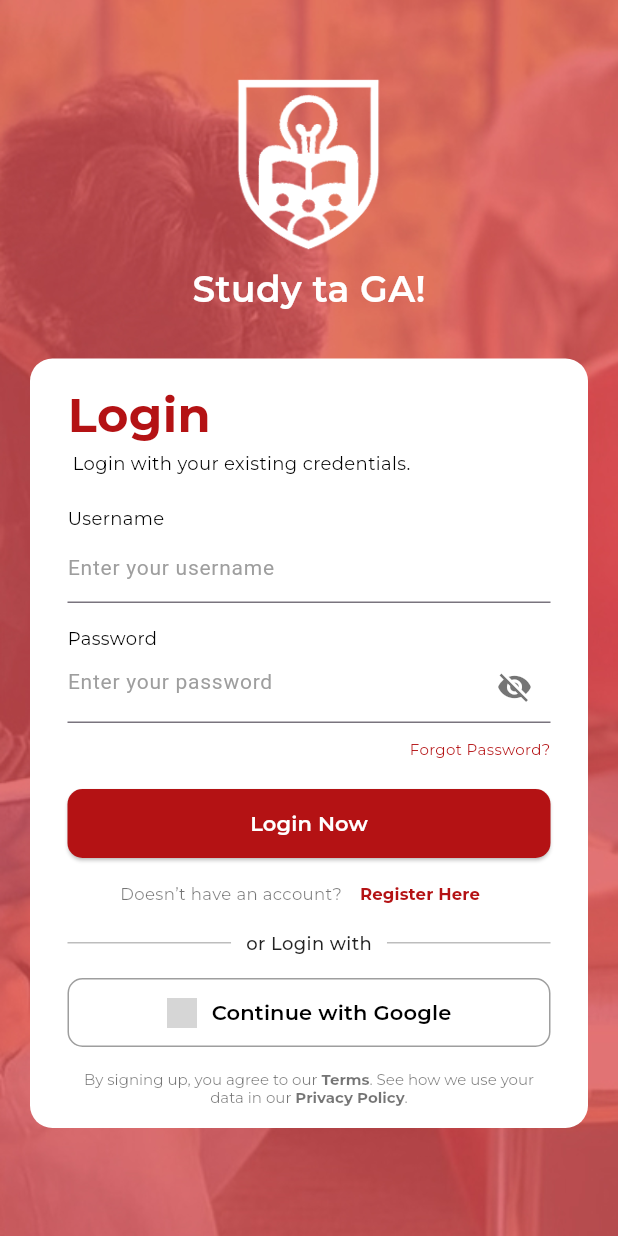
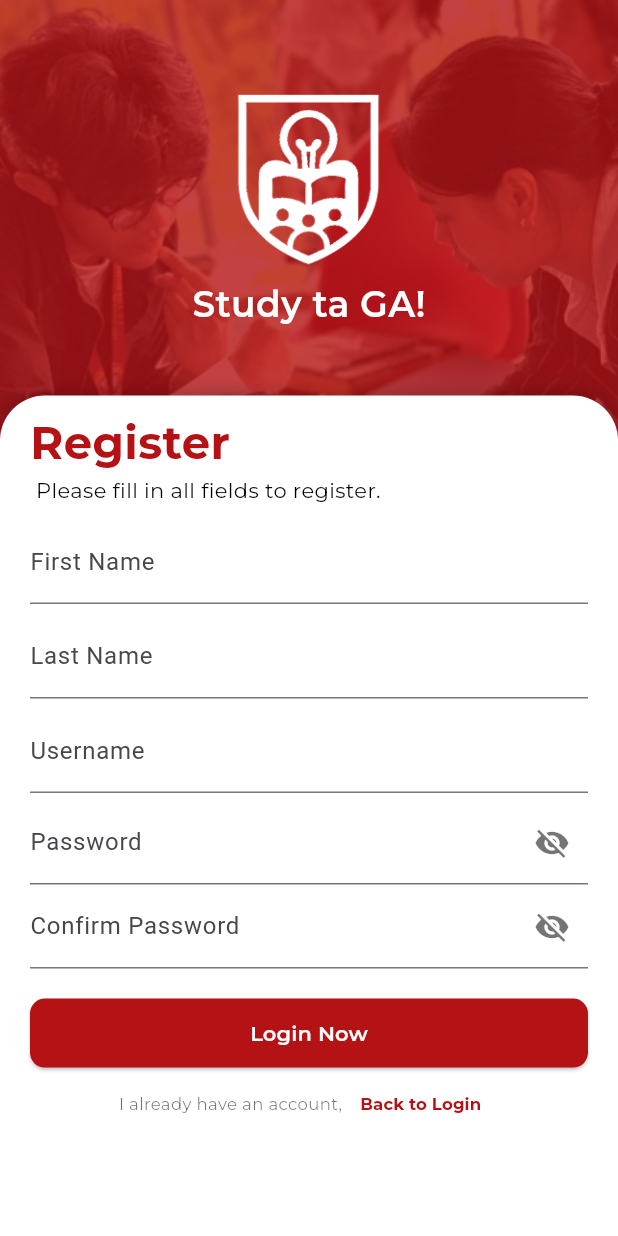
Before and after one commit to partoza/UniMind, a Flutter app: the screen it shows after launch, after a tap on "Register Here", on a phone screen of 412 x 824 dp. Run offline on Flutter 3.47's test engine with Material 3 defaults, Android fonts, the light colour scheme and no system bars; our stand-ins replace google_fonts; grey boxes are pictures that could not be loaded.

Commit message:
Revised Login Page/Auth

```diff
--- a/lib/auth/loginpage.dart
+++ b/lib/auth/loginpage.dart
@@ -9,37 +9,34 @@ class LoginPage extends StatefulWidget {
 }
 
 class _LoginPageState extends State<LoginPage> {
+  bool showLogin = true;
   bool _obscurePassword = true;
 
   @override
   Widget build(BuildContext context) {
+    final size = MediaQuery.of(context).size;
+
     return Scaffold(
-      resizeToAvoidBottomInset: true, // important to avoid overflow
       body: Stack(
         children: [
-          // Background image
-          Image.asset(
-            "assets/background.jpg",
+          // 🔴 Fixed Background Image
+          Container(
             width: double.infinity,
             height: double.infinity,
-            fit: BoxFit.cover,
+            decoration: const BoxDecoration(
+              image: DecorationImage(
+                image: AssetImage("assets/bg.png"), // your background image
+                fit: BoxFit.cover, // covers entire screen
+              ),
+            ),
           ),
 
-          // Foreground content (scrollable)
-          SafeArea(
-            child: SingleChildScrollView(
-              padding: EdgeInsets.only(
-                left: 20,
-                right: 20,
-                bottom: MediaQuery.of(context).viewInsets.bottom + 20,
-              ),
+          Align(
+            alignment: Alignment.topCenter,
             child: Column(
+              mainAxisSize: MainAxisSize.min,
               children: [
-                  const SizedBox(height: 50),
-
-                  // Logo + Title
-                  Column(
-                    children: [
+                SizedBox(height: 60),
                 Image.asset("assets/Logo.png", width: 120, height: 120),
                 const SizedBox(height: 5),
                 Text(
@@ -52,18 +49,26 @@ class _LoginPageState extends State<LoginPage> {
                 ),
               ],
             ),
+          ),
 
-                  const SizedBox(height: 30), // spacing before login box
-                  // Login box
-                  Container(
-                    padding: const EdgeInsets.symmetric(
-                      horizontal: 25,
-                      vertical: 15,
+          // 🔴 Login Container
+          AnimatedPositioned(
+            duration: const Duration(milliseconds: 500),
+            curve: Curves.easeInOut,
+            left: 0,
+            right: 0,
+            bottom: showLogin ? 0 : -size.height,
+            child: Container(
+              height: size.height * 0.66,
+              width: double.infinity,
+              padding:  EdgeInsets.only(left: 20, right: 20, top: 10, bottom: 0),
+              decoration:  BoxDecoration(
+                color: Colors.white,
+                borderRadius: BorderRadius.only(
+                  topLeft: Radius.circular(30),
+                  topRight: Radius.circular(30),
                 ),
-                    width: double.infinity,
-                    decoration: BoxDecoration(
-                      color: Colors.white,
-                      borderRadius: BorderRadius.circular(15),
+                boxShadow: [BoxShadow(color: Colors.black26, blurRadius: 10)],
               ),
               child: Column(
                 crossAxisAlignment: CrossAxisAlignment.start,
@@ -71,38 +76,24 @@ class _LoginPageState extends State<LoginPage> {
                   Text(
                     "Login",
                     style: GoogleFonts.montserrat(
-                            fontSize: 32,
+                      fontSize: 30,
                       fontWeight: FontWeight.w700,
-                            color: const Color(0xFFB41214),
+                      color: Color(0xFFB41214),
                     ),
                   ),
                   Text(
                     " Login with your existing credentials.",
                     style: GoogleFonts.montserrat(
-                            fontSize: 12,
+                      fontSize: 14,
                       fontWeight: FontWeight.w400,
                       color: Colors.black,
                     ),
                   ),
-                        const SizedBox(height: 20),
-
-                        // Username
-                        Text(
-                          "Username",
-                          style: GoogleFonts.montserrat(
-                            fontSize: 12,
-                            fontWeight: FontWeight.w400,
-                            color: Colors.black,
-                          ),
-                        ),
+                  SizedBox(height: 5),
                   TextField(
                     decoration: InputDecoration(
-                            hintText: "Enter your username",
-                            hintStyle: TextStyle(
-                              color: Colors.grey,
-                              fontSize: 14,
-                              fontWeight: FontWeight.w400,
-                            ),
+                      labelText: "Username",
+                      floatingLabelStyle: TextStyle(color: Color(0xFFB41214)),
                       border: const UnderlineInputBorder(
                         borderSide: BorderSide(
                           color: Colors.black,
@@ -116,28 +107,12 @@ class _LoginPageState extends State<LoginPage> {
                       ),
                     ),
                   ),
-
-                        const SizedBox(height: 15),
-
-                        // Password
-                        Text(
-                          "Password",
-                          style: GoogleFonts.montserrat(
-                            fontSize: 12,
-                            fontWeight: FontWeight.w400,
-                            color: Colors.black,
-                          ),
-                        ),
-                        // Password with toggle
+                  SizedBox(height: 15),
                   TextField(
                     obscureText: _obscurePassword,
                     decoration: InputDecoration(
-                            hintText: "Enter your password",
-                            hintStyle: TextStyle(
-                              color: Colors.grey,
-                              fontSize: 14,
-                              fontWeight: FontWeight.w400,
-                            ),
+                      labelText: "Password",
+                      floatingLabelStyle: TextStyle(color: Color(0xFFB41214)),
                       border: const UnderlineInputBorder(
                         borderSide: BorderSide(color: Colors.black),
                       ),
@@ -162,7 +137,6 @@ class _LoginPageState extends State<LoginPage> {
                       ),
                     ),
                   ),
-
                   const SizedBox(height: 10),
                   Align(
                     alignment: Alignment.centerRight,
@@ -177,8 +151,6 @@ class _LoginPageState extends State<LoginPage> {
                   ),
 
                   const SizedBox(height: 20),
-
-                        // Login button
                   SizedBox(
                     width: double.infinity,
                     height: 46,
@@ -200,9 +172,6 @@ class _LoginPageState extends State<LoginPage> {
                       ),
                     ),
                   ),
-
-                        // const SizedBox(height: 2),
-
                   Center(
                     child: Row(
                       mainAxisSize: MainAxisSize.min,
@@ -216,6 +185,7 @@ class _LoginPageState extends State<LoginPage> {
                           ),
                         ),
                         TextButton(
+                          onPressed: () => setState(() => showLogin = false),
                           child: Text(
                             "Register Here",
                             style: GoogleFonts.montserrat(
@@ -224,24 +194,17 @@ class _LoginPageState extends State<LoginPage> {
                               color: Color(0xffb41214),
                             ),
                           ),
-                                onPressed: () {},
                         ),
                       ],
                     ),
                   ),
-
                   Row(
                     children: [
                       const Expanded(
-                              child: Divider(
-                                color: Colors.black26,
-                                thickness: 1,
-                              ),
+                        child: Divider(color: Colors.black26, thickness: 1),
                       ),
                       Padding(
-                              padding: const EdgeInsets.symmetric(
-                                horizontal: 10,
-                              ),
+                        padding: EdgeInsets.only(left: 20, right: 20, top: 0, bottom: 0),
                         child: Text(
                           "or Login with",
                           style: GoogleFonts.montserrat(
@@ -252,14 +215,10 @@ class _LoginPageState extends State<LoginPage> {
                         ),
                       ),
                       const Expanded(
-                              child: Divider(
-                                color: Colors.black26,
-                                thickness: 1,
-                              ),
+                        child: Divider(color: Colors.black26, thickness: 1),
                       ),
                     ],
                   ),
-
                   const SizedBox(height: 15),
 
                   // Google button
@@ -309,7 +268,9 @@ class _LoginPageState extends State<LoginPage> {
                           color: Colors.black54,
                         ),
                         children: [
-                                const TextSpan(text: "By signing up, you agree to our "),
+                          const TextSpan(
+                            text: "By signing up, you agree to our ",
+                          ),
                           TextSpan(
                             text: "Terms",
                             style: GoogleFonts.montserrat(
@@ -318,7 +279,9 @@ class _LoginPageState extends State<LoginPage> {
                               color: Colors.black54,
                             ),
                           ),
-                                const TextSpan(text: ". See how we use your data in our "),
+                          const TextSpan(
+                            text: ". See how we use your data in our ",
+                          ),
                           TextSpan(
                             text: "Privacy Policy",
                             style: GoogleFonts.montserrat(
@@ -334,7 +297,208 @@ class _LoginPageState extends State<LoginPage> {
                   ),
                 ],
               ),
-                  ), // bottom padding
+            ),
+          ),
+
+          // 🔴 Register Container
+          AnimatedPositioned(
+            duration: const Duration(milliseconds: 500),
+            curve: Curves.easeInOut,
+            left: 0,
+            right: 0,
+            bottom: showLogin ? -size.height : 0,
+            child: Container(
+              height: size.height * 0.68,
+              width: double.infinity,
+              padding: EdgeInsets.only(left: 20, right: 20, top: 10, bottom: 0),
+              decoration: const BoxDecoration(
+                color: Colors.white,
+                borderRadius: BorderRadius.only(
+                  topLeft: Radius.circular(30),
+                  topRight: Radius.circular(30),
+                ),
+                boxShadow: [BoxShadow(color: Colors.black26, blurRadius: 10)],
+              ),
+              child: Column(
+                crossAxisAlignment: CrossAxisAlignment.start,
+                children: [
+                  Text(
+                    "Register",
+                    style: GoogleFonts.montserrat(
+                      fontSize: 30,
+                      fontWeight: FontWeight.w700,
+                      color: Color(0xFFB41214),
+                    ),
+                  ),
+                  Text(
+                    " Please fill in all fields to register.",
+                    style: GoogleFonts.montserrat(
+                      fontSize: 14,
+                      fontWeight: FontWeight.w400,
+                      color: Colors.black,
+                    ),
+                  ),
+                  SizedBox(height: 10),
+                  TextField(
+                    decoration: InputDecoration(
+                      labelText: "First Name",
+                      floatingLabelStyle: TextStyle(color: Color(0xFFB41214)),
+                      border: const UnderlineInputBorder(
+                        borderSide: BorderSide(
+                          color: Colors.black,
+                        ), // bottom line color
+                      ),
+                      focusedBorder: const UnderlineInputBorder(
+                        borderSide: BorderSide(
+                          color: Color(0xFFB41214),
+                          width: 2,
+                        ), // thicker on focus
+                      ),
+                    ),
+                  ),
+                  SizedBox(height: 7),
+                  TextField(
+                    decoration: InputDecoration(
+                      labelText: "Last Name",
+                      floatingLabelStyle: TextStyle(color: Color(0xFFB41214)),
+                      border: const UnderlineInputBorder(
+                        borderSide: BorderSide(
+                          color: Colors.black,
+                        ), // bottom line color
+                      ),
+                      focusedBorder: const UnderlineInputBorder(
+                        borderSide: BorderSide(
+                          color: Color(0xFFB41214),
+                          width: 2,
+                        ), // thicker on focus
+                      ),
+                    ),
+                  ),
+                  SizedBox(height: 7),
+                  TextField(
+                    decoration: InputDecoration(
+                      labelText: "Username",
+                      floatingLabelStyle: TextStyle(color: Color(0xFFB41214)),
+                      border: const UnderlineInputBorder(
+                        borderSide: BorderSide(
+                          color: Colors.black,
+                        ), // bottom line color
+                      ),
+                      focusedBorder: const UnderlineInputBorder(
+                        borderSide: BorderSide(
+                          color: Color(0xFFB41214),
+                          width: 2,
+                        ), // thicker on focus
+                      ),
+                    ),
+                  ),
+                  SizedBox(height: 5),
+                  TextField(
+                    obscureText: _obscurePassword,
+                    decoration: InputDecoration(
+                      labelText: "Password",
+                      floatingLabelStyle: TextStyle(color: Color(0xFFB41214)),
+                      border: const UnderlineInputBorder(
+                        borderSide: BorderSide(color: Colors.black),
+                      ),
+                      focusedBorder: const UnderlineInputBorder(
+                        borderSide: BorderSide(
+                          color: Color(0xFFB41214),
+                          width: 2,
+                        ),
+                      ),
+                      suffixIcon: IconButton(
+                        icon: Icon(
+                          _obscurePassword
+                              ? Icons.visibility_off
+                              : Icons.visibility,
+                          color: Colors.black54,
+                        ),
+                        onPressed: () {
+                          setState(() {
+                            _obscurePassword = !_obscurePassword;
+                          });
+                        },
+                      ),
+                    ),
+                  ),
+                  TextField(
+                    obscureText: _obscurePassword,
+                    decoration: InputDecoration(
+                      labelText: "Confirm Password",
+                      floatingLabelStyle: TextStyle(color: Color(0xFFB41214)),
+                      border: const UnderlineInputBorder(
+                        borderSide: BorderSide(color: Colors.black),
+                      ),
+                      focusedBorder: const UnderlineInputBorder(
+                        borderSide: BorderSide(
+                          color: Color(0xFFB41214),
+                          width: 2,
+                        ),
+                      ),
+                      suffixIcon: IconButton(
+                        icon: Icon(
+                          _obscurePassword
+                              ? Icons.visibility_off
+                              : Icons.visibility,
+                          color: Colors.black54,
+                        ),
+                        onPressed: () {
+                          setState(() {
+                            _obscurePassword = !_obscurePassword;
+                          });
+                        },
+                      ),
+                    ),
+                  ),
+                  const SizedBox(height: 20),
+                  SizedBox(
+                    width: double.infinity,
+                    height: 46,
+                    child: ElevatedButton(
+                      style: ElevatedButton.styleFrom(
+                        backgroundColor: Color(0xffb41214),
+                        shape: RoundedRectangleBorder(
+                          borderRadius: BorderRadius.circular(10),
+                        ),
+                      ),
+                      onPressed: () {},
+                      child: Text(
+                        "Login Now",
+                        style: GoogleFonts.montserrat(
+                          fontSize: 14,
+                          fontWeight: FontWeight.w600,
+                          color: Colors.white,
+                        ),
+                      ),
+                    ),
+                  ),
+                  Center(
+                    child: Row(
+                      mainAxisSize: MainAxisSize.min,
+                      children: [
+                        Text(
+                          "I already have an account,",
+                          style: GoogleFonts.montserrat(
+                            fontSize: 11,
+                            fontWeight: FontWeight.w400,
+                            color: Colors.black54,
+                          ),
+                        ),
+                        TextButton(
+                          onPressed: () => setState(() => showLogin = true),
+                          child: Text(
+                            "Back to Login",
+                            style: GoogleFonts.montserrat(
+                              fontSize: 11,
+                              fontWeight: FontWeight.w700,
+                              color: Color(0xffb41214),
+                            ),
+                          ),
+                        ),
+                      ],
+                    ),
+                  ),
                 ],
               ),
             ),
```
Also changed, not shown: assets/bg.png (added). Lines whose indentation alone changed are shown as unchanged.
